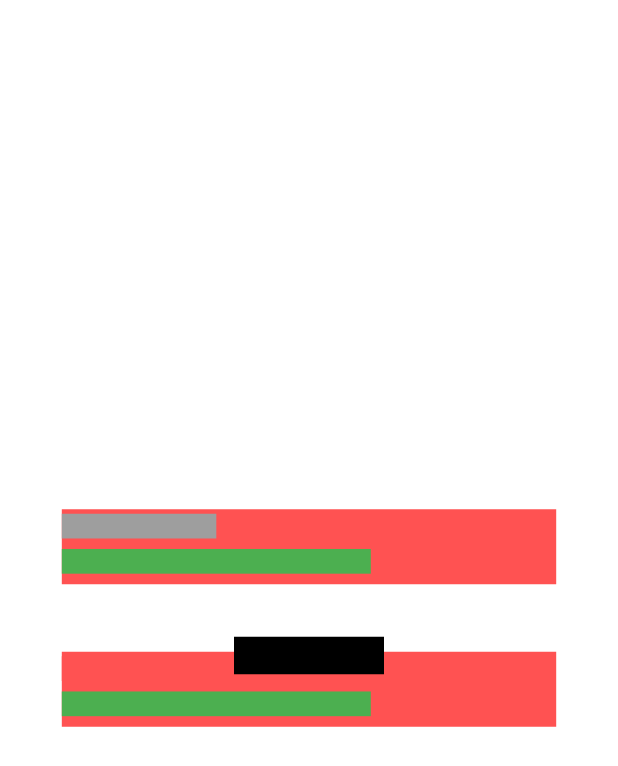
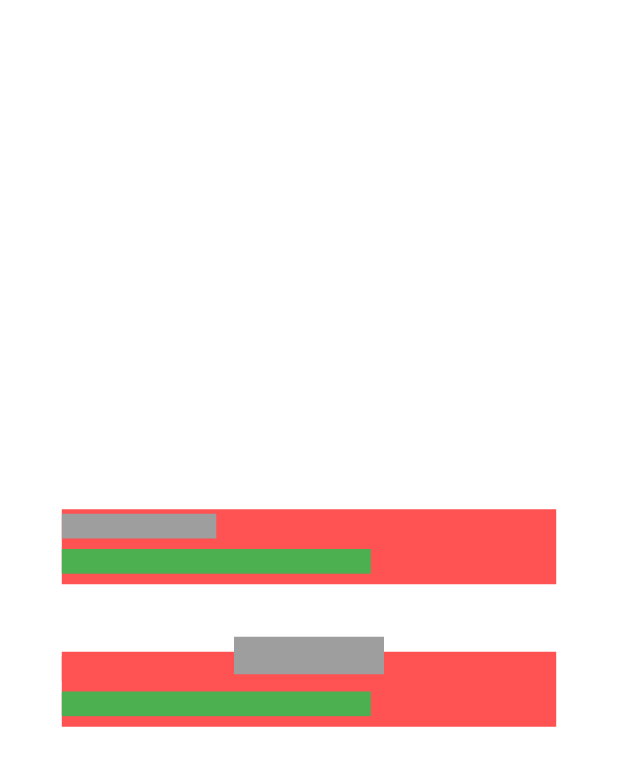
Before and after one commit to Anushka200111/Responsive-cards, a Flutter app: the screen it shows after launch, on a phone screen of 412 x 824 dp. Shown: the top 766 px of the screen. Run offline on Flutter 3.47's test engine with Material 2 defaults, Android fonts, the phone set to English and light mode, and no system bars.

Commit message:
Update home.dart

```diff
--- a/lib/home.dart
+++ b/lib/home.dart
@@ -150,7 +150,7 @@ class _HomeState extends State<Home> {
                   child: Container(
                     width: 100,
                     height: 25,
-                    color: Colors.black,
+                    color: Colors.grey,
                   ),
                 ),
               ],
```
